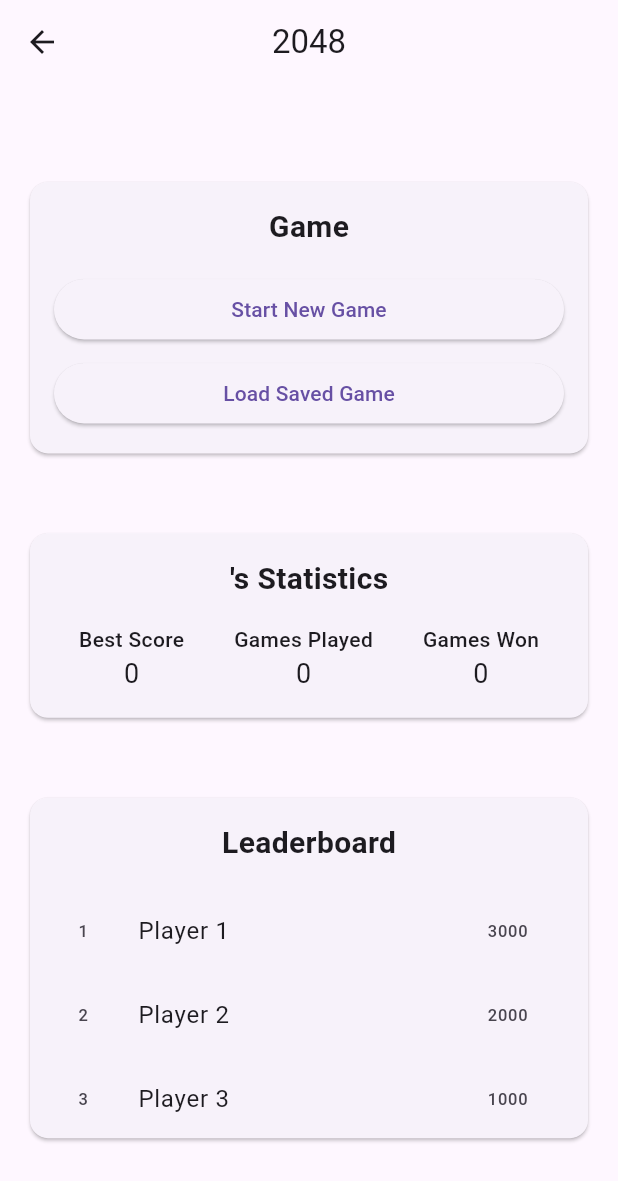
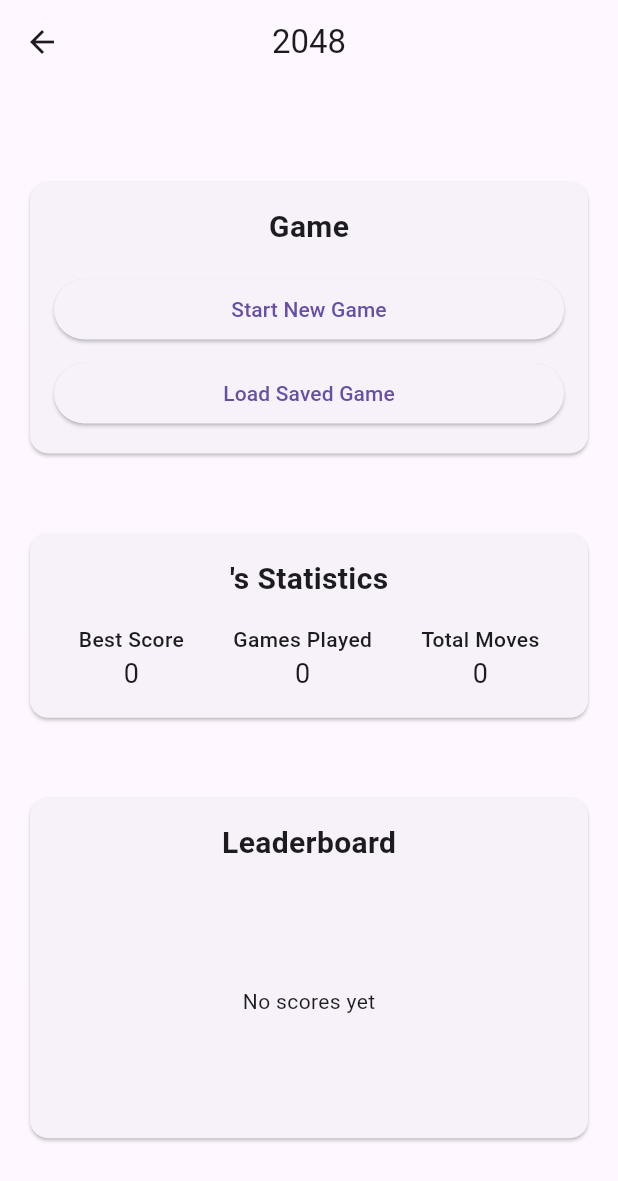
Before and after one commit to Faliboga-Dimitrie/my_2048_game, a Flutter app: the HomeScreen screen opened by its route, after a tap on "Load Saved Game", on a phone screen of 412 x 824 dp. Shown: the top 1181 px of the screen. Run offline on Flutter 3.47's test engine with Material 3 defaults, Android fonts, the phone set to English and light mode, and no system bars; our stand-ins replace drift, sensors_plus; accounts and stored records are empty; generated files the repository leaves out were written again.

Commit message:
feat: enhance game database schema and add leaderboard functionality
- Incremented schema version to 2 and added migration strategy to include new columns for board size and merge mode in the games table.
- Updated the Games table to store board size and merge mode as integers.
- Modified the AppDatabase class to handle new game attributes during insertion and retrieval.
- Enhanced the HomeViewModel to load user statistics and implement a leaderboard feature.
- Created DTOs for leaderboard entries and user statistics to facilitate data handling.
- Updated UI components to reflect changes in game settings, including displaying board size and merge mode in saved games.
- Improved user experience by refining dialog displays and ensuring game over notifications are shown appropriately.

```diff
--- a/lib/core/db/app_database.dart
+++ b/lib/core/db/app_database.dart
@@ -16,18 +16,18 @@ class AppDatabase extends _$AppDatabase {
   AppDatabase() : super(_openConnection());
 
   @override
-  int get schemaVersion => 1; // was 1
+  int get schemaVersion => 2; // was 1
 
-  // @override
-  // MigrationStrategy get migration => MigrationStrategy(
-  //       onCreate: (m) => m.createAll(),
-  //       onUpgrade: (m, from, to) async {
-  //         if (from == 1) {
-  //           await m.addColumn(games, games.boardSize as GeneratedColumn<Object>);
-  //           await m.addColumn(games, games.mergeMode as GeneratedColumn<Object>);
-  //         }
-  //       },
-  //     );
+  @override
+  MigrationStrategy get migration => MigrationStrategy(
+        onCreate: (m) => m.createAll(),
+        onUpgrade: (m, from, to) async {
+          if (from == 1) {
+            await m.addColumn(games, games.boardSize );
+            await m.addColumn(games, games.mergeMode );
+          }
+        },
+      );
 
   // ---------------- USER QUERIES ----------------
 
@@ -51,6 +51,8 @@ class AppDatabase extends _$AppDatabase {
     required String boardState,
     required int score,
     required int moveCount,
+    required int boardSize,
+    required int mergeModeIndex,
   }) {
     return into(games).insert(
       GamesCompanion.insert(
@@ -58,14 +60,20 @@ class AppDatabase extends _$AppDatabase {
         boardState: boardState,
         score: Value(score),
         moveCount: Value(moveCount),
+        boardSize: Value(boardSize),
+        mergeMode: Value(mergeModeIndex),
       ),
     );
   }
 
   Future<List<Game>> getGamesForUser(int userId) {
-    return (select(games)..where((g) => g.userId.equals(userId))).get();
+    return (select(games)
+          ..where((g) => g.userId.equals(userId))
+          ..orderBy([
+            (g) => OrderingTerm(expression: g.lastPlayedAt, mode: OrderingMode.desc),
+          ]))
+        .get();
   }
-
   Future<bool> updateGame(Game game) => update(games).replace(game);
 
   Future<int> deleteGame(int id) =>
--- a/lib/core/db/tables.dart
+++ b/lib/core/db/tables.dart
@@ -16,12 +16,12 @@ class Games extends Table {
   IntColumn get score => integer().withDefault(const Constant(0))();
   IntColumn get moveCount => integer().withDefault(const Constant(0))();
 
-  // // NEW: store board size (e.g. 4, 5, 6…)
-  // IntColumn get boardSize => integer().withDefault(const Constant(4))();
+  // NEW: store board size (e.g. 4, 5, 6…)
+  IntColumn get boardSize => integer().withDefault(const Constant(4))();
 
-  // // NEW: store merge mode as enum index (0 = classic, 1 = cascade)
-  // IntColumn get mergeMode =>
-  //     integer().withDefault(const Constant(0))(); // 0 = classic
+  // NEW: store merge mode as enum index (0 = classic, 1 = cascade)
+  IntColumn get mergeMode =>
+      integer().withDefault(const Constant(0))(); // 0 = classic
 
   DateTimeColumn get createdAt =>
       dateTime().withDefault(currentDateAndTime)();
--- a/lib/core/welcome.dart
+++ b/lib/core/welcome.dart
@@ -6,13 +6,13 @@ class WelcomeScreen extends StatelessWidget {
   @override
   Widget build(BuildContext context) {
     return Scaffold(
-      appBar: AppBar(title: const Text('Welcome to 2048 Demo')),
+      appBar: AppBar(title: const Text('Welcome to 2048')),
       body: Center(
         child: Column(
           mainAxisAlignment: MainAxisAlignment.center,
           children: [
             const Text(
-              'What do you want to do?:',
+              'Let\'s get started!:',
               style: TextStyle(fontSize: 18, fontWeight: FontWeight.bold),
             ),
             const SizedBox(height: 20),
@@ -30,7 +30,7 @@ class WelcomeScreen extends StatelessWidget {
             ),
             ElevatedButton(
               onPressed: () => Navigator.pushNamed(context, '/debug-db'),
-              child: const Text('4. Debug Database'),
+              child: const Text('4. See local players'), // named like this so the debug screen is not obvious
             ),
           ],
         ),
--- a/lib/debug/debug_database_screen.dart
+++ b/lib/debug/debug_database_screen.dart
@@ -12,7 +12,7 @@ class DebugDatabaseScreen extends StatelessWidget {
 
     return Scaffold(
       appBar: AppBar(
-        title: const Text('Database Debug'),
+        title: const Text('Local Players'),
       ),
       body: FutureBuilder<_DbSnapshot>(
         future: _loadSnapshot(db),
@@ -46,7 +46,7 @@ class DebugDatabaseScreen extends StatelessWidget {
                     crossAxisAlignment: CrossAxisAlignment.start,
                     children: [
                       Text(
-                        'User: ${user.username} (id: ${user.id})',
+                        'User: ${user.username}',
                         style: const TextStyle(
                           fontWeight: FontWeight.bold,
                         ),
--- a/lib/features/game/view_model/board_vm.dart
+++ b/lib/features/game/view_model/board_vm.dart
@@ -29,7 +29,7 @@ class BoardViewModel extends ChangeNotifier {
         _isGameOver = false, // you can also read this from game if you add a flag
         _currentGameRow = initialGame,
         _board = initialGame != null
-            ? deserializeBoard(initialGame.boardState, size: 4) // or store size in DB
+            ? deserializeBoard(initialGame.boardState, size: initialGame.boardSize) // or store size in DB
             : Board.empty(size: initialSize);
 
   Board get board => _board;
@@ -55,6 +55,8 @@ class BoardViewModel extends ChangeNotifier {
       boardState: boardState,
       score: _score,
       moveCount: _moveCount,
+      boardSize: _board.size,
+      mergeModeIndex: _mergeMode.index,
     );
 
     // Build in-memory Game row (Drift's Game class)
@@ -64,6 +66,8 @@ class BoardViewModel extends ChangeNotifier {
       boardState: boardState,
       score: _score,
       moveCount: _moveCount,
+      boardSize: _board.size,
+      mergeMode: _mergeMode.index,
       createdAt: DateTime.now(),
       lastPlayedAt: DateTime.now(),
     );
@@ -100,6 +104,8 @@ class BoardViewModel extends ChangeNotifier {
       userId: _currentGameRow!.userId,
       boardState: boardState,
       score: _score,
+      boardSize: _board.size,
+      mergeMode: _mergeMode.index,
       moveCount: _moveCount,
       createdAt: _currentGameRow!.createdAt,
       lastPlayedAt: DateTime.now(),
--- a/lib/features/game/view_model/gyro_input_vm.dart
+++ b/lib/features/game/view_model/gyro_input_vm.dart
@@ -12,7 +12,7 @@ class GyroInputViewModel extends ChangeNotifier {
   Direction? _lastDirection;
 
   GyroInputViewModel({
-    this.tiltThreshold = 0.8,
+    this.tiltThreshold = 0.5,
     this.cooldown = const Duration(milliseconds: 400),
   });
 
@@ -66,8 +66,8 @@ class GyroInputViewModel extends ChangeNotifier {
       final isOpposite = _isOpposite(dir, _lastDirection!);
       if (isOpposite) {
         // Require a stronger tilt for the opposite move
-        final strongTilt = (x.abs() > tiltThreshold * 1.5) ||
-                           (y.abs() > tiltThreshold * 1.5);
+        final strongTilt = (x.abs() > tiltThreshold * 4.0) ||
+                           (y.abs() > tiltThreshold * 5.5);
         if (!strongTilt) {
           return;
         }
--- /dev/null
+++ b/lib/features/home/dto/leaderboard_dto.dart
@@ -0,0 +1,11 @@
+class LeaderboardEntry {
+  final String username;
+  final int bestScore;
+  final int gamesPlayed;
+
+  const LeaderboardEntry({
+    required this.username,
+    required this.bestScore,
+    required this.gamesPlayed,
+  });
+}
--- /dev/null
+++ b/lib/features/home/dto/user_dto.dart
@@ -0,0 +1,13 @@
+class UserStats {
+  final int bestScore;
+  final int gamesPlayed;
+  final int totalMoves;
+
+  const UserStats({
+    required this.bestScore,
+    required this.gamesPlayed,
+    required this.totalMoves,
+  });
+
+  static const empty = UserStats(bestScore: 0, gamesPlayed: 0, totalMoves: 0);
+}
--- a/lib/features/home/view/home.dart
+++ b/lib/features/home/view/home.dart
@@ -4,6 +4,8 @@ import 'package:my_2048_game/features/game/view_model/board_vm.dart';
 import 'package:my_2048_game/features/game/model/board.dart';
 import 'package:my_2048_game/core/db/app_database.dart';
 import 'package:my_2048_game/features/home/Widget/saved_games_sheet.dart';
+import 'package:my_2048_game/features/home/dto/leaderboard_dto.dart';
+import 'package:my_2048_game/features/home/dto/user_dto.dart';
 import 'package:my_2048_game/features/home/view_model/home_vm.dart';
 import 'package:provider/provider.dart';
 
@@ -13,9 +15,7 @@ class HomeScreen extends StatelessWidget {
   Future<void> _handleStartNewGame(BuildContext context) async {
     Navigator.push(
       context,
-      MaterialPageRoute(
-        builder: (_) => const GameBoardScreen(),
-      ),
+      MaterialPageRoute(builder: (_) => const GameBoardScreen()),
     );
   }
 
@@ -28,9 +28,9 @@ class HomeScreen extends StatelessWidget {
     if (!context.mounted) return;
 
     if (games.isEmpty) {
-      ScaffoldMessenger.of(context).showSnackBar(
-        const SnackBar(content: Text('No saved games found')),
-      );
+      ScaffoldMessenger.of(
+        context,
+      ).showSnackBar(const SnackBar(content: Text('No saved games found')));
       return;
     }
 
@@ -43,20 +43,20 @@ class HomeScreen extends StatelessWidget {
       return;
     }
 
+    final mergeMode = MergeMode.values[selectedGame.mergeMode];
+
     final boardVm = BoardViewModel(
       db: db,
       userId: selectedGame.userId,
-      mergeMode: MergeMode.classic,
+      mergeMode: mergeMode,
       initialGame: selectedGame,
-      initialSize: 4, // match your serialize/deserialize assumptions
+      initialSize: selectedGame.boardSize,
     );
 
     if (!context.mounted) return;
     Navigator.push(
       context,
-      MaterialPageRoute(
-        builder: (_) => GameBoardScreen(viewModel: boardVm),
-      ),
+      MaterialPageRoute(builder: (_) => GameBoardScreen(viewModel: boardVm)),
     );
   }
 
@@ -66,10 +66,7 @@ class HomeScreen extends StatelessWidget {
     final username = homeVm.currentUser?.username ?? 'mock_user';
 
     return Scaffold(
-      appBar: AppBar(
-        title: const Text('2048'),
-        centerTitle: true,
-      ),
+      appBar: AppBar(title: const Text('2048'), centerTitle: true),
       body: Padding(
         padding: const EdgeInsets.all(16.0),
         child: Column(
@@ -83,8 +80,10 @@ class HomeScreen extends StatelessWidget {
                   children: [
                     const Text(
                       'Game',
-                      style:
-                          TextStyle(fontSize: 20, fontWeight: FontWeight.bold),
+                      style: TextStyle(
+                        fontSize: 20,
+                        fontWeight: FontWeight.bold,
+                      ),
                     ),
                     const SizedBox(height: 16),
                     SizedBox(
@@ -107,7 +106,7 @@ class HomeScreen extends StatelessWidget {
               ),
             ),
 
-            // Statistics Section (still mock for now, can be wired to VM later)
+            // Statistics Section
             Card(
               child: Padding(
                 padding: const EdgeInsets.all(16.0),
@@ -116,34 +115,66 @@ class HomeScreen extends StatelessWidget {
                     Text(
                       '$username\'s Statistics',
                       style: const TextStyle(
-                          fontSize: 20, fontWeight: FontWeight.bold),
+                        fontSize: 20,
+                        fontWeight: FontWeight.bold,
+                      ),
                     ),
                     const SizedBox(height: 16),
-                    Row(
+                    FutureBuilder<UserStats>(
+                      future: homeVm.loadStatsForCurrentUser(),
+                      builder: (context, snapshot) {
+                        if (snapshot.connectionState ==
+                            ConnectionState.waiting) {
+                          return const Padding(
+                            padding: EdgeInsets.symmetric(vertical: 16.0),
+                            child: Center(child: CircularProgressIndicator()),
+                          );
+                        }
+
+                        final stats = snapshot.data ?? UserStats.empty;
+
+                        return Row(
                           mainAxisAlignment: MainAxisAlignment.spaceAround,
-                      children: const [
+                          children: [
                             Column(
                               children: [
-                            Text('Best Score',
-                                style: TextStyle(fontWeight: FontWeight.w500)),
-                            Text('0', style: TextStyle(fontSize: 18)),
+                                const Text(
+                                  'Best Score',
+                                  style: TextStyle(fontWeight: FontWeight.w500),
+                                ),
+                                Text(
+                                  '${stats.bestScore}',
+                                  style: const TextStyle(fontSize: 18),
+                                ),
                               ],
                             ),
                             Column(
                               children: [
-                            Text('Games Played',
-                                style: TextStyle(fontWeight: FontWeight.w500)),
-                            Text('0', style: TextStyle(fontSize: 18)),
+                                const Text(
+                                  'Games Played',
+                                  style: TextStyle(fontWeight: FontWeight.w500),
+                                ),
+                                Text(
+                                  '${stats.gamesPlayed}',
+                                  style: const TextStyle(fontSize: 18),
+                                ),
                               ],
                             ),
                             Column(
                               children: [
-                            Text('Games Won',
-                                style: TextStyle(fontWeight: FontWeight.w500)),
-                            Text('0', style: TextStyle(fontSize: 18)),
+                                const Text(
+                                  'Total Moves',
+                                  style: TextStyle(fontWeight: FontWeight.w500),
+                                ),
+                                Text(
+                                  '${stats.totalMoves}',
+                                  style: const TextStyle(fontSize: 18),
+                                ),
                               ],
                             ),
                           ],
+                        );
+                      },
                     ),
                   ],
                 ),
@@ -158,18 +189,44 @@ class HomeScreen extends StatelessWidget {
                   children: [
                     const Text(
                       'Leaderboard',
-                      style: TextStyle(fontSize: 20, fontWeight: FontWeight.bold),
+                      style: TextStyle(
+                        fontSize: 20,
+                        fontWeight: FontWeight.bold,
+                      ),
                     ),
                     const SizedBox(height: 16),
                     SizedBox(
                       height: 150,
-                      child: ListView.builder(
-                        itemCount: 3,
+                      child: FutureBuilder<List<LeaderboardEntry>>(
+                        future: homeVm.loadLeaderboard(limit: 10),
+                        builder: (context, snapshot) {
+                          if (snapshot.connectionState ==
+                              ConnectionState.waiting) {
+                            return const Center(
+                              child: CircularProgressIndicator(),
+                            );
+                          }
+
+                          final entries =
+                              snapshot.data ?? const <LeaderboardEntry>[];
+
+                          if (entries.isEmpty) {
+                            return const Center(child: Text('No scores yet'));
+                          }
+
+                          return ListView.builder(
+                            itemCount: entries.length,
                             itemBuilder: (context, index) {
+                              final entry = entries[index];
                               return ListTile(
                                 leading: Text('${index + 1}'),
-                            title: Text('Player ${index + 1}'),
-                            trailing: Text('${(3 - index) * 1000}'),
+                                title: Text(entry.username),
+                                subtitle: Text(
+                                  'Games played: ${entry.gamesPlayed}',
+                                ),
+                                trailing: Text('${entry.bestScore}'),
+                              );
+                            },
                           );
                         },
                       ),
--- a/lib/features/home/view_model/home_vm.dart
+++ b/lib/features/home/view_model/home_vm.dart
@@ -1,5 +1,7 @@
 import 'package:flutter/foundation.dart';
 import 'package:my_2048_game/core/db/app_database.dart';
+import 'package:my_2048_game/features/home/dto/leaderboard_dto.dart';
+import 'package:my_2048_game/features/home/dto/user_dto.dart';
 import 'package:my_2048_game/features/local_play/model/local_user.dart';
 import 'package:my_2048_game/features/local_play/provider/user_provider.dart';
 
@@ -27,4 +29,62 @@ class HomeViewModel extends ChangeNotifier {
     await _db.deleteGame(id);
     // If later you cache a list of games in this VM, call notifyListeners() here.
   }
+
+  Future<UserStats> loadStatsForCurrentUser() async {
+    final user = currentUser;
+    if (user == null) return UserStats.empty;
+
+    final dbUser = await _db.getUserByUsername(user.username);
+    if (dbUser == null) return UserStats.empty;
+
+    final games = await _db.getGamesForUser(dbUser.id);
+    if (games.isEmpty) return UserStats.empty;
+
+    int bestScore = 0;
+    int totalMoves = 0;
+
+    for (final g in games) {
+      if (g.score > bestScore) bestScore = g.score;
+      totalMoves += g.moveCount;
+    }
+
+    return UserStats(
+      bestScore: bestScore,
+      gamesPlayed: games.length,
+      totalMoves: totalMoves,
+    );
+  }
+
+  /// -------- NEW: LEADERBOARD --------
+  ///
+  /// Simple leaderboard: highest score per user, sorted desc.
+  Future<List<LeaderboardEntry>> loadLeaderboard({int limit = 10}) async {
+    final users = await _db.getAllUsers();
+    final entries = <LeaderboardEntry>[];
+
+    for (final u in users) {
+      final games = await _db.getGamesForUser(u.id);
+      if (games.isEmpty) continue;
+
+      int bestScore = 0;
+      for (final g in games) {
+        if (g.score > bestScore) bestScore = g.score;
+      }
+
+      entries.add(
+        LeaderboardEntry(
+          username: u.username,
+          bestScore: bestScore,
+          gamesPlayed: games.length,
+        ),
+      );
+    }
+
+    entries.sort((a, b) => b.bestScore.compareTo(a.bestScore));
+
+    if (entries.length > limit) {
+      return entries.sublist(0, limit);
+    }
+    return entries;
+  }
 }
```
Also changed, not shown: lib/features/game/view/board_screen.dart (+99 -17 lines), lib/features/home/widget/saved_games_sheet.dart (+18 -4 lines), lib/core/db/app_database.g.dart, lib/main.dart (line endings or trailing spaces). Lines whose indentation alone changed are shown as unchanged.
